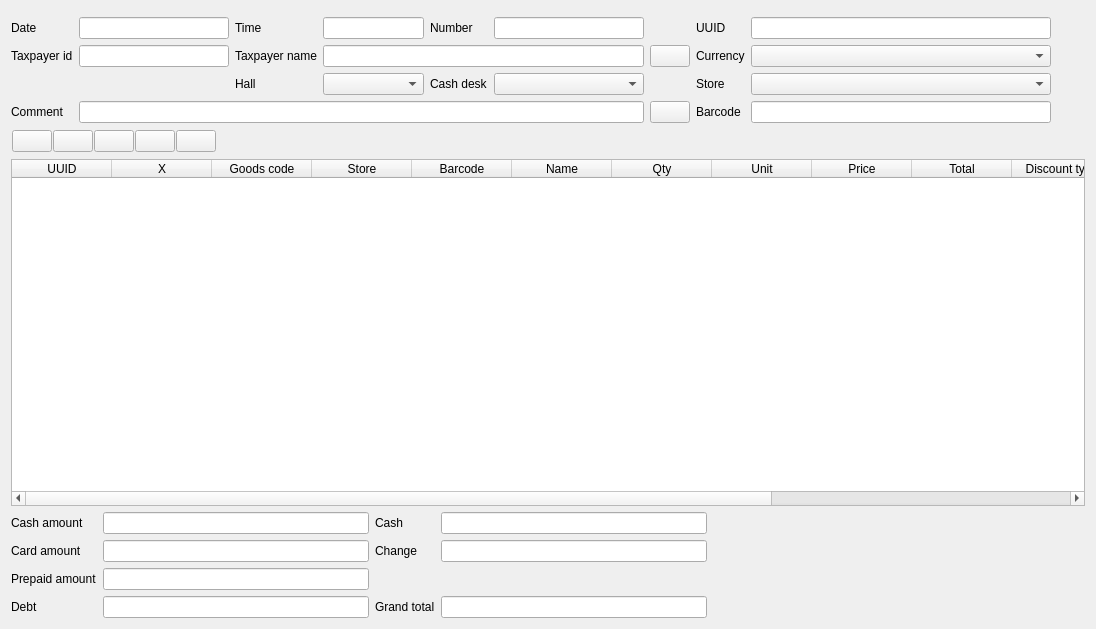
Before: the Qt Designer form Forms/c5saledoc.ui in End1-1/Cafe5, drawn with Qt 5.
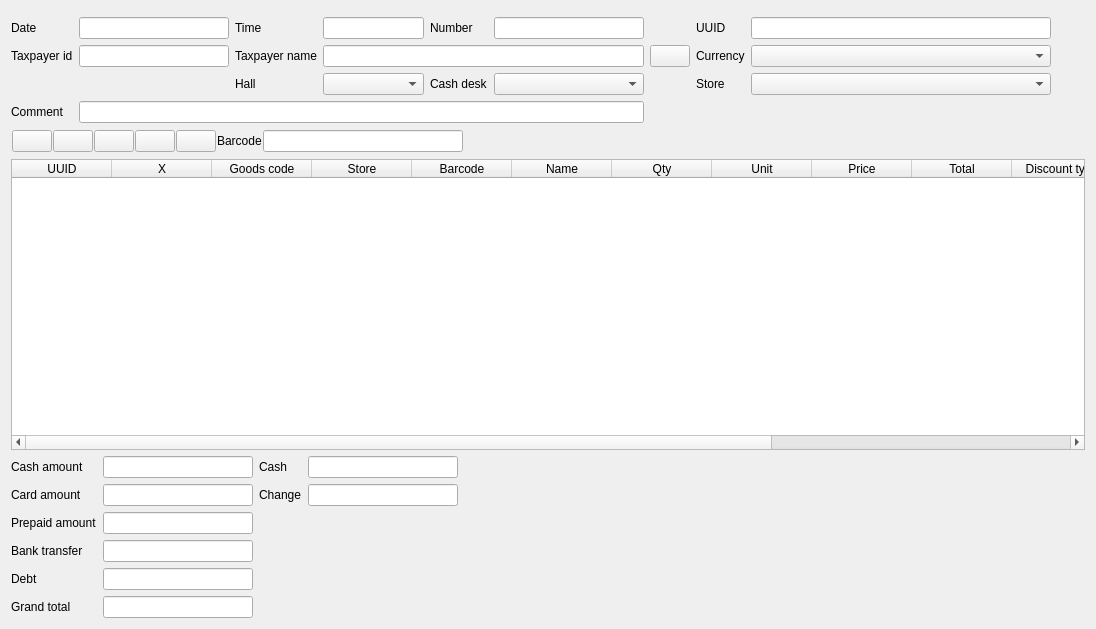
After: the same form once the commit is applied. Icons and pictures are not drawn. Custom widgets are drawn as their Qt base class.

Diff of the .ui file:
```diff
--- a/Forms/c5saledoc.ui
+++ b/Forms/c5saledoc.ui
@@ -105,6 +105,9 @@
           <height>0</height>
          </size>
         </property>
+        <property name="readOnly">
+         <bool>true</bool>
+        </property>
        </widget>
       </item>
       <item row="0" column="0">
@@ -133,13 +136,6 @@
         </property>
        </widget>
       </item>
-      <item row="3" column="7">
-       <widget class="QLabel" name="label_13">
-        <property name="text">
-         <string>Barcode</string>
-        </property>
-       </widget>
-      </item>
       <item row="0" column="4">
        <widget class="QLabel" name="label_3">
         <property name="text">
@@ -193,22 +189,6 @@
         </property>
        </widget>
       </item>
-      <item row="3" column="9">
-       <widget class="C5LineEdit" name="leCmd">
-        <property name="minimumSize">
-         <size>
-          <width>150</width>
-          <height>0</height>
-         </size>
-        </property>
-        <property name="maximumSize">
-         <size>
-          <width>16777215</width>
-          <height>16777215</height>
-         </size>
-        </property>
-       </widget>
-      </item>
       <item row="1" column="7">
        <widget class="QLabel" name="label_14">
         <property name="text">
@@ -256,6 +236,9 @@
           <height>16777215</height>
          </size>
         </property>
+        <property name="readOnly">
+         <bool>true</bool>
+        </property>
        </widget>
       </item>
       <item row="1" column="2">
@@ -287,23 +270,6 @@
         </property>
        </widget>
       </item>
-      <item row="3" column="6">
-       <widget class="QPushButton" name="btnSearchTaxpayer_2">
-        <property name="sizePolicy">
-         <sizepolicy hsizetype="Preferred" vsizetype="Preferred">
-          <horstretch>0</horstretch>
-          <verstretch>0</verstretch>
-         </sizepolicy>
-        </property>
-        <property name="text">
-         <string/>
-        </property>
-        <property name="icon">
-         <iconset resource="../resources/res.qrc">
-          <normaloff>:/search.png</normaloff>:/search.png</iconset>
-        </property>
-       </widget>
-      </item>
       <item row="2" column="9">
        <widget class="C5ComboBox" name="cbStorage"/>
       </item>
@@ -433,6 +399,29 @@
         </property>
        </widget>
       </item>
+      <item>
+       <widget class="QLabel" name="label_13">
+        <property name="text">
+         <string>Barcode</string>
+        </property>
+       </widget>
+      </item>
+      <item>
+       <widget class="C5LineEdit" name="leCmd">
+        <property name="minimumSize">
+         <size>
+          <width>150</width>
+          <height>0</height>
+         </size>
+        </property>
+        <property name="maximumSize">
+         <size>
+          <width>200</width>
+          <height>16777215</height>
+         </size>
+        </property>
+       </widget>
+      </item>
       <item>
        <spacer name="horizontalSpacer_3">
         <property name="orientation">
@@ -547,11 +536,15 @@
       <property name="bottomMargin">
        <number>0</number>
       </property>
-      <item row="2" column="3">
-       <widget class="C5LineEdit" name="leChange"/>
-      </item>
-      <item row="1" column="1">
-       <widget class="C5LineEdit" name="leCash"/>
+      <item row="3" column="1">
+       <widget class="C5LineEdit" name="lePrepaid">
+        <property name="maximumSize">
+         <size>
+          <width>150</width>
+          <height>16777215</height>
+         </size>
+        </property>
+       </widget>
       </item>
       <item row="2" column="2">
        <widget class="QLabel" name="label_11">
@@ -560,10 +553,13 @@
         </property>
        </widget>
       </item>
-      <item row="4" column="0">
-       <widget class="QLabel" name="label_12">
-        <property name="text">
-         <string>Debt</string>
+      <item row="4" column="1">
+       <widget class="C5LineEdit" name="leBankTransfer">
+        <property name="maximumSize">
+         <size>
+          <width>150</width>
+          <height>16777215</height>
+         </size>
         </property>
        </widget>
       </item>
@@ -580,11 +576,56 @@
         </property>
        </spacer>
       </item>
+      <item row="1" column="3">
+       <widget class="C5LineEdit" name="leCountCash">
+        <property name="maximumSize">
+         <size>
+          <width>150</width>
+          <height>16777215</height>
+         </size>
+        </property>
+       </widget>
+      </item>
+      <item row="4" column="0">
+       <widget class="QLabel" name="label_20">
+        <property name="text">
+         <string>Bank transfer</string>
+        </property>
+       </widget>
+      </item>
+      <item row="5" column="1">
+       <widget class="C5LineEdit" name="leDebt">
+        <property name="maximumSize">
+         <size>
+          <width>150</width>
+          <height>16777215</height>
+         </size>
+        </property>
+       </widget>
+      </item>
       <item row="2" column="1">
-       <widget class="C5LineEdit" name="leCard"/>
+       <widget class="C5LineEdit" name="leCard">
+        <property name="maximumSize">
+         <size>
+          <width>150</width>
+          <height>16777215</height>
+         </size>
+        </property>
+       </widget>
       </item>
-      <item row="4" column="3">
-       <widget class="C5LineEdit" name="leGrandTotal"/>
+      <item row="1" column="2">
+       <widget class="QLabel" name="label_10">
+        <property name="text">
+         <string>Cash</string>
+        </property>
+       </widget>
+      </item>
+      <item row="3" column="0">
+       <widget class="QLabel" name="label_19">
+        <property name="text">
+         <string>Prepaid amount</string>
+        </property>
+       </widget>
       </item>
       <item row="2" column="0">
        <widget class="QLabel" name="label_9">
@@ -593,9 +634,6 @@
         </property>
        </widget>
       </item>
-      <item row="1" column="3">
-       <widget class="C5LineEdit" name="leCountCash"/>
-      </item>
       <item row="1" column="0">
        <widget class="QLabel" name="label_8">
         <property name="text">
@@ -603,32 +641,49 @@
         </property>
        </widget>
       </item>
-      <item row="4" column="1">
-       <widget class="C5LineEdit" name="leDebt"/>
-      </item>
-      <item row="4" column="2">
+      <item row="6" column="0">
        <widget class="QLabel" name="label_7">
         <property name="text">
          <string>Grand total</string>
         </property>
        </widget>
       </item>
-      <item row="1" column="2">
-       <widget class="QLabel" name="label_10">
-        <property name="text">
-         <string>Cash</string>
+      <item row="2" column="3">
+       <widget class="C5LineEdit" name="leChange">
+        <property name="maximumSize">
+         <size>
+          <width>150</width>
+          <height>16777215</height>
+         </size>
         </property>
        </widget>
       </item>
-      <item row="3" column="0">
-       <widget class="QLabel" name="label_19">
+      <item row="1" column="1">
+       <widget class="C5LineEdit" name="leCash">
+        <property name="maximumSize">
+         <size>
+          <width>150</width>
+          <height>16777215</height>
+         </size>
+        </property>
+       </widget>
+      </item>
+      <item row="5" column="0">
+       <widget class="QLabel" name="label_12">
         <property name="text">
-         <string>Prepaid amount</string>
+         <string>Debt</string>
         </property>
        </widget>
       </item>
-      <item row="3" column="1">
-       <widget class="C5LineEdit" name="lePrepaid"/>
+      <item row="6" column="1">
+       <widget class="C5LineEdit" name="leGrandTotal">
+        <property name="maximumSize">
+         <size>
+          <width>150</width>
+          <height>16777215</height>
+         </size>
+        </property>
+       </widget>
       </item>
      </layout>
     </widget>
@@ -636,11 +691,6 @@
   </layout>
  </widget>
  <customwidgets>
-  <customwidget>
-   <class>C5DateEdit</class>
-   <extends>QLineEdit</extends>
-   <header location="global">c5dateedit.h</header>
-  </customwidget>
   <customwidget>
    <class>C5LineEdit</class>
    <extends>QLineEdit</extends>
@@ -651,6 +701,11 @@
    <extends>QTableWidget</extends>
    <header location="global">c5tablewidget.h</header>
   </customwidget>
+  <customwidget>
+   <class>C5DateEdit</class>
+   <extends>QLineEdit</extends>
+   <header location="global">c5dateedit.h</header>
+  </customwidget>
   <customwidget>
    <class>C5ComboBox</class>
    <extends>QComboBox</extends>
```
Left out of the diff: 3 changed lines with no effect on the pictures.
